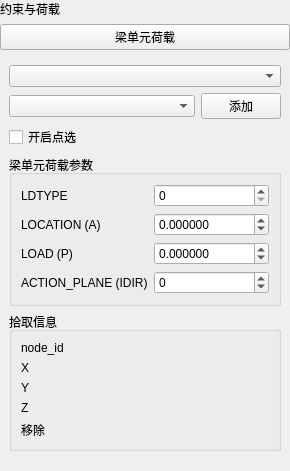
First picture: the form in plugins/Base_PhysicalField/BeamLoadPage.ui, repository asd977/base_cae, before the edit.
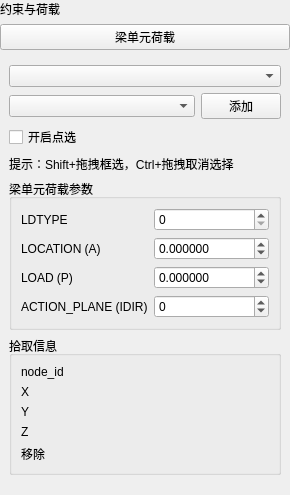
Second picture: the form after the edit. Custom widgets are drawn as their Qt base class.

Commit message: Add box selection hints to pick pages

Patch:
```diff
--- a/plugins/Base_PhysicalField/BeamLoadPage.ui
+++ b/plugins/Base_PhysicalField/BeamLoadPage.ui
@@ -82,6 +82,16 @@
         </property>
        </widget>
       </item>
+      <item>
+       <widget class="QLabel" name="boxSelectHintLabel">
+        <property name="text">
+         <string>提示：Shift+拖拽框选，Ctrl+拖拽取消选择</string>
+        </property>
+        <property name="wordWrap">
+         <bool>true</bool>
+        </property>
+       </widget>
+      </item>
       <item>
        <widget class="QGroupBox" name="groupBoxParams">
         <property name="title">
```
The commit also changes 13 other files.
